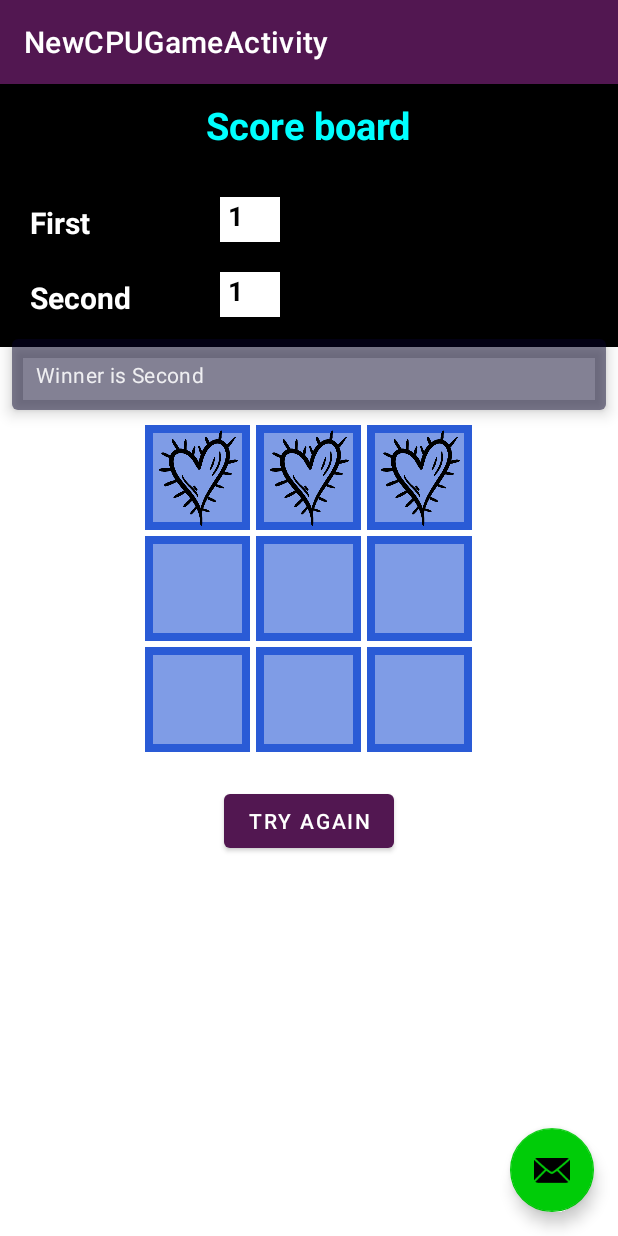
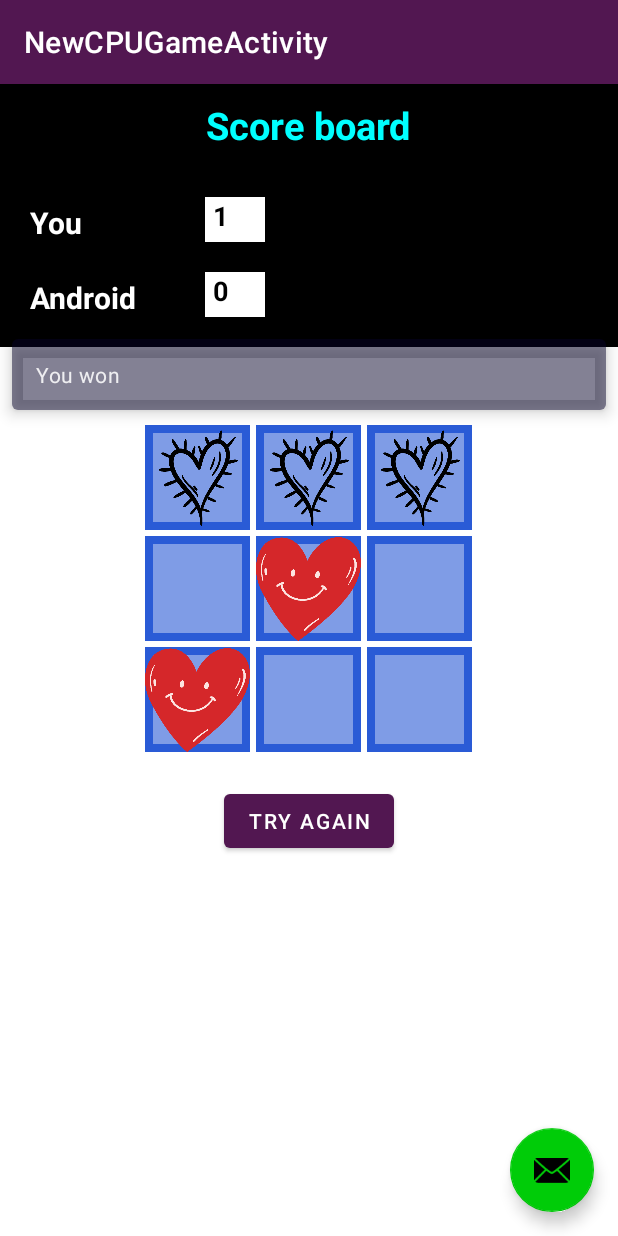
Before and after one commit to edo-edo/tic-tac-toe-kotlin-multiplayer-game, an Android app: the FirstFragment screen opened directly, with no data from a screen before it, after a tap on an icon or button, on a phone screen of 412 x 824 dp. Run offline under Robolectric (Android 15) with nearby library versions, the phone set to English and light mode, and no system bars; 3 other taps on this screen came first.

Commit message:
finished user vs android game

```diff
--- a/app/src/main/java/com/example/tic_tac_toe_kotlin_multiplayer_game/ui/newgame/FirstFragment.kt
+++ b/app/src/main/java/com/example/tic_tac_toe_kotlin_multiplayer_game/ui/newgame/FirstFragment.kt
@@ -22,18 +22,11 @@ import kotlin.random.Random.Default.nextInt
  */
 class FirstFragment : Fragment(R.layout.fragment_first) {
 
-    private lateinit var fistPlayerName: String
-    private lateinit var secondPlayerName: String
-
-
     private lateinit var imageButtons: Array<Array<ImageButton>>
-    private lateinit var playerFirst: TextView
-    private lateinit var playerSecond: TextView
-    private lateinit var playerFirstScore: TextView
-    private lateinit var playerSecondScore: TextView
+    private lateinit var youScore: TextView
+    private lateinit var androidScore: TextView
 
     private val emptyImageButtons : MutableList<ImageButton> = ArrayList()
-    private var playerTurn: Boolean = true
     private var playerCount: Int = 0
     private var playerFirstPoints: Int = 0
     private var playerSecondPoints: Int = 0
@@ -41,17 +34,10 @@ class FirstFragment : Fragment(R.layout.fragment_first) {
 
     override fun onViewCreated(view: View, savedInstanceState: Bundle?) {
         super.onViewCreated(view, savedInstanceState)
-        val bundle = this.arguments
-        fistPlayerName = bundle?.getString("fistPlayerName") ?: "First"
-        secondPlayerName = bundle?.getString("secondPlayerName") ?: "Second"
 
-        playerFirst = view.findViewById(R.id.offline_player_first)
-        playerSecond = view.findViewById(R.id.offline_player_second)
-        playerFirstScore = view.findViewById(R.id.offline_player_first_score)
-        playerSecondScore = view.findViewById(R.id.offline_player_second_score)
+        youScore = view.findViewById(R.id.you_score)
+        androidScore = view.findViewById(R.id.android_score)
 
-        playerFirst.text = fistPlayerName
-        playerSecond.text = secondPlayerName
 
         view.findViewById<Button>(R.id.offline_try_again).setOnClickListener {
             clearBoard()
@@ -95,18 +81,20 @@ class FirstFragment : Fragment(R.layout.fragment_first) {
 
             imageBtn.setImageResource(R.mipmap.toe_x)
             emptyImageButtons.remove(imageBtn)
-            Log.d("buttons", emptyImageButtons.toString())
             if (checkForWin()){
                 win(1)
+                return
             }
 
-            var index = 0
-            if (emptyImageButtons.size != 1){
-                index =  (0 until emptyImageButtons.size).random()
+            if (emptyImageButtons.size > 0){
+                val index =  (0 until emptyImageButtons.size).random()
+                emptyImageButtons[index].setImageResource(R.mipmap.toe_o)
+                emptyImageButtons.removeAt(index)
             }
-            emptyImageButtons[index].setImageResource(R.mipmap.toe_o)
+
             if (checkForWin()){
                 win(2)
+                return
             }
 
         if (playerCount == 8){
@@ -115,21 +103,18 @@ class FirstFragment : Fragment(R.layout.fragment_first) {
             playerCount += 2
         }
 
-
-//        if (checkForWin()) {
-//            if (playerTurn) win(1) else win(2)
-//        } else if (playerCount == 9) {
-//            draw()
-//        }
+        if (playerCount == 9) {
+            draw()
+        }
     }
 
     private fun win(player: Int) {
         val winner:String = if (player == 1) {
             playerFirstPoints++
-            "Winner is $fistPlayerName"
+            "You won"
         } else {
             playerSecondPoints++
-            "Winner is $secondPlayerName"
+            "Winner is Android"
         }
         view?.myCustomSnackbar(winner, R.id.first_row_button)
         Array(3) { row ->
@@ -142,8 +127,8 @@ class FirstFragment : Fragment(R.layout.fragment_first) {
     }
 
     private fun updateScore() {
-        playerFirstScore.text = playerFirstPoints.toString()
-        playerSecondScore.text = playerSecondPoints.toString()
+        youScore.text = playerFirstPoints.toString()
+        androidScore.text = playerSecondPoints.toString()
 
 
     }
@@ -159,8 +144,12 @@ class FirstFragment : Fragment(R.layout.fragment_first) {
             }
         }
         playerCount = 0
-        playerTurn = true
         emptyImageButtons.clear()
+        Array(3) { row ->
+            Array(3) { column ->
+                emptyImageButtons.add(imageButtons[row][column])
+            }
+        }
 
     }
 
--- a/app/src/main/res/layout/fragment_first.xml
+++ b/app/src/main/res/layout/fragment_first.xml
@@ -29,10 +29,9 @@
 
         <TableRow>
             <TextView
-                android:id="@+id/offline_player_first"
                 android:layout_width="wrap_content"
                 android:layout_height="wrap_content"
-                tools:text="first"
+                android:text="@string/you"
                 android:textStyle="bold"
                 android:textColor="#fff"
                 android:layout_marginStart="20dp"
@@ -40,12 +39,11 @@
                 />
 
             <EditText
-                android:id="@+id/offline_player_first_score"
+                android:id="@+id/you_score"
                 android:enabled="false"
                 android:layout_height="30dp"
                 android:layout_width="40dp"
                 android:layout_column="1"
-                android:layout_marginStart="10dp"
                 android:textStyle="bold"
                 android:background="#fff"
                 android:text="@string/zero"
@@ -56,23 +54,21 @@
         <TableRow android:layout_marginTop="20dp" android:layout_marginBottom="20dp"  >
 
             <TextView
-                android:id="@+id/offline_player_second"
                 android:layout_width="wrap_content"
                 android:layout_height="wrap_content"
                 android:layout_marginStart="20dp"
                 android:textStyle="bold"
                 android:textColor="#fff"
-                tools:text="second"
+                android:text="@string/android"
                 android:textSize="20sp" />
 
             <EditText
-                android:id="@+id/offline_player_second_score"
+                android:id="@+id/android_score"
                 android:enabled="false"
                 android:layout_height="30dp"
                 android:layout_width="40dp"
                 android:layout_column="1"
                 android:textStyle="bold"
-                android:layout_marginStart="10dp"
                 android:background="#fff"
                 android:text="@string/zero"
                 android:padding="5dp"
--- a/app/src/main/res/values/strings.xml
+++ b/app/src/main/res/values/strings.xml
@@ -26,4 +26,6 @@
     <string name="GameModeFragment">Game Mode Fragment</string>
     <string name="OfflinePlayerFragment">Offline Player Fragment</string>
     <string name="title_activity_new_c_p_u_game">NewCPUGameActivity</string>
+    <string name="you">You</string>
+    <string name="android">Android</string>
 </resources>
```
